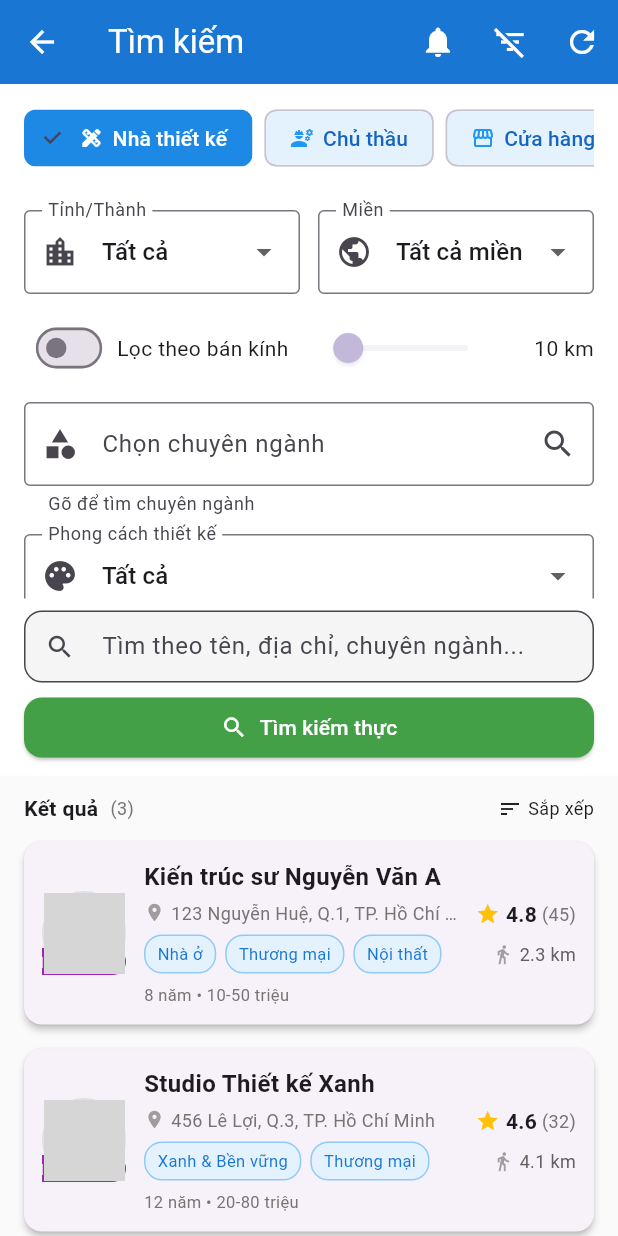
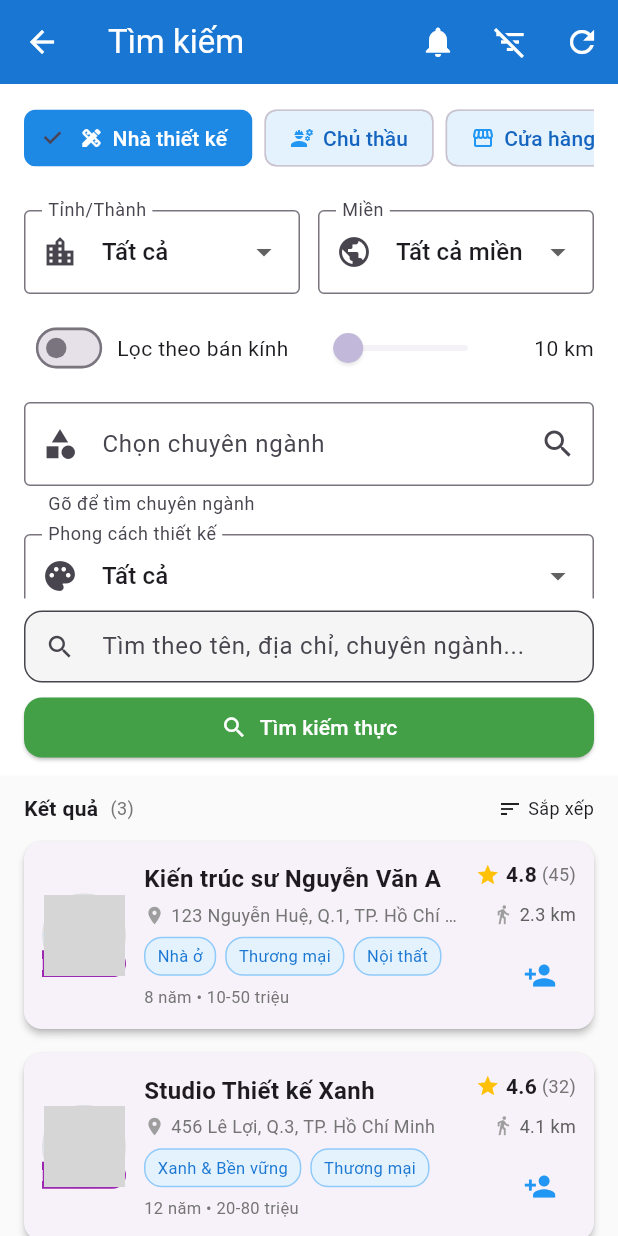
Before and after one commit to doanxuandong/BCTN, a Flutter app: the SearchScreen screen opened directly, on a phone screen of 412 x 824 dp. Run offline on Flutter 3.47's test engine with Material 3 defaults, Android fonts, the phone set to English and light mode, and no system bars; our stand-ins replace cloud_firestore, file_picker, firebase_auth, firebase_core, firebase_storage, geolocator and 2 more; accounts and stored records are empty; network calls fail; grey boxes are pictures that could not be loaded.

```diff
--- a/lib/components/account_card.dart
+++ b/lib/components/account_card.dart
@@ -4,8 +4,16 @@ import '../models/search_models.dart';
 class AccountCard extends StatelessWidget {
   final SearchAccount account;
   final VoidCallback? onTap;
+  final VoidCallback? onSendFriendRequest; // callback gửi lời mời
+  final bool isFriendRequestPending;
 
-  const AccountCard({super.key, required this.account, this.onTap});
+  const AccountCard({
+    super.key,
+    required this.account,
+    this.onTap,
+    this.onSendFriendRequest,
+    this.isFriendRequestPending = false,
+  });
 
   @override
   Widget build(BuildContext context) {
@@ -167,6 +175,18 @@ class AccountCard extends StatelessWidget {
             Text('${account.distanceKm.toStringAsFixed(1)} km', style: TextStyle(color: Colors.grey[700], fontSize: 12)),
           ],
         ),
+        const SizedBox(height: 8),
+        if (onSendFriendRequest != null)
+          IconButton(
+            tooltip: isFriendRequestPending ? 'Đã gửi kết bạn' : 'Kết bạn',
+            icon: Icon(
+              isFriendRequestPending ? Icons.hourglass_top : Icons.person_add,
+              color: isFriendRequestPending ? Colors.grey : Colors.blue,
+              size: 22,
+            ),
+            onPressed: isFriendRequestPending ? null : onSendFriendRequest,
+            splashRadius: 22,
+          ),
       ],
     );
   }
```
Also changed, not shown: lib/screens/search/search_screen.dart (+46 -1 lines).
